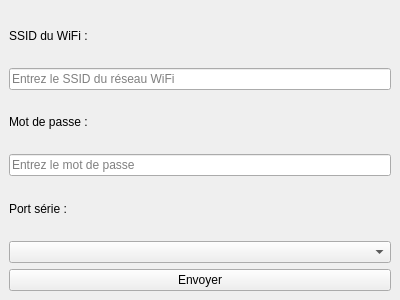
Old version of the form config_sonde/configwindow.ui in the repository ValDV/Projet_temperature_connectee.
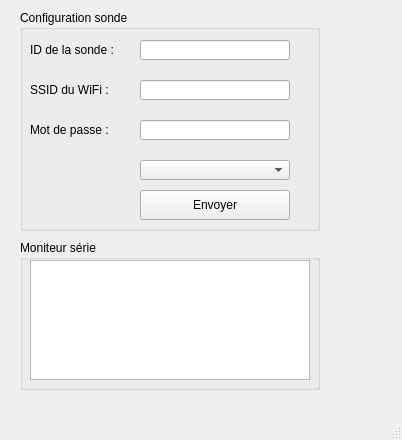
New version of the form.

Commit message: update sonde config

What changed in the file:
```diff
--- a/config_sonde/configwindow.ui
+++ b/config_sonde/configwindow.ui
@@ -6,65 +6,157 @@
    <rect>
     <x>0</x>
     <y>0</y>
-    <width>400</width>
-    <height>300</height>
+    <width>402</width>
+    <height>440</height>
    </rect>
   </property>
   <property name="windowTitle">
    <string>Configurer la Sonde</string>
   </property>
   <widget class="QWidget" name="centralwidget">
-   <layout class="QVBoxLayout" name="verticalLayout">
-    <item>
-     <widget class="QLabel" name="label_ssid">
+   <widget class="QGroupBox" name="groupBox">
+    <property name="geometry">
+     <rect>
+      <x>20</x>
+      <y>10</y>
+      <width>300</width>
+      <height>221</height>
+     </rect>
+    </property>
+    <property name="title">
+     <string>Configuration sonde</string>
+    </property>
+    <widget class="QLabel" name="label">
+     <property name="geometry">
+      <rect>
+       <x>10</x>
+       <y>30</y>
+       <width>100</width>
+       <height>20</height>
+      </rect>
+     </property>
+     <property name="text">
+      <string>ID de la sonde :</string>
+     </property>
+    </widget>
+    <widget class="QLineEdit" name="idLineEdit">
+     <property name="geometry">
+      <rect>
+       <x>120</x>
+       <y>30</y>
+       <width>150</width>
+       <height>20</height>
+      </rect>
+     </property>
+    </widget>
+    <widget class="QLabel" name="label_3">
+     <property name="geometry">
+      <rect>
+       <x>10</x>
+       <y>70</y>
+       <width>100</width>
+       <height>20</height>
+      </rect>
+     </property>
       <property name="text">
        <string>SSID du WiFi :</string>
       </property>
      </widget>
-    </item>
-    <item>
      <widget class="QLineEdit" name="ssidLineEdit">
-      <property name="placeholderText">
-       <string>Entrez le SSID du réseau WiFi</string>
-      </property>
-     </widget>
-    </item>
-    <item>
-     <widget class="QLabel" name="label_password">
+     <property name="geometry">
+      <rect>
+       <x>120</x>
+       <y>70</y>
+       <width>150</width>
+       <height>20</height>
+      </rect>
+     </property>
+    </widget>
+    <widget class="QLabel" name="label_4">
+     <property name="geometry">
+      <rect>
+       <x>10</x>
+       <y>110</y>
+       <width>100</width>
+       <height>20</height>
+      </rect>
+     </property>
       <property name="text">
        <string>Mot de passe :</string>
       </property>
      </widget>
-    </item>
-    <item>
      <widget class="QLineEdit" name="passwordLineEdit">
+     <property name="geometry">
+      <rect>
+       <x>120</x>
+       <y>110</y>
+       <width>150</width>
+       <height>20</height>
+      </rect>
+     </property>
       <property name="echoMode">
        <enum>QLineEdit::Password</enum>
       </property>
-      <property name="placeholderText">
-       <string>Entrez le mot de passe</string>
-      </property>
-     </widget>
-    </item>
-    <item>
-     <widget class="QLabel" name="label_port">
-      <property name="text">
-       <string>Port série :</string>
-      </property>
-     </widget>
-    </item>
-    <item>
-     <widget class="QComboBox" name="portComboBox"/>
-    </item>
-    <item>
+    </widget>
+    <widget class="QComboBox" name="portComboBox">
+     <property name="geometry">
+      <rect>
+       <x>120</x>
+       <y>150</y>
+       <width>150</width>
+       <height>20</height>
+      </rect>
+     </property>
+    </widget>
      <widget class="QPushButton" name="sendButton">
+     <property name="geometry">
+      <rect>
+       <x>120</x>
+       <y>180</y>
+       <width>150</width>
+       <height>30</height>
+      </rect>
+     </property>
       <property name="text">
        <string>Envoyer</string>
       </property>
      </widget>
-    </item>
-   </layout>
-  </widget>
+   </widget>
+   <widget class="QGroupBox" name="groupBox_2">
+    <property name="geometry">
+     <rect>
+      <x>20</x>
+      <y>240</y>
+      <width>300</width>
+      <height>150</height>
+     </rect>
+    </property>
+    <property name="title">
+     <string>Moniteur série</string>
+    </property>
+    <widget class="QTextEdit" name="logTextEdit">
+     <property name="geometry">
+      <rect>
+       <x>10</x>
+       <y>20</y>
+       <width>280</width>
+       <height>120</height>
+      </rect>
+     </property>
+    </widget>
+   </widget>
+  </widget>
+  <widget class="QMenuBar" name="menubar">
+   <property name="geometry">
+    <rect>
+     <x>0</x>
+     <y>0</y>
+     <width>402</width>
+     <height>21</height>
+    </rect>
+   </property>
+  </widget>
+  <widget class="QStatusBar" name="statusbar"/>
  </widget>
  <resources/>
  <connections/>
```
Left out of the diff: 2 changed lines with no effect on the pictures. Lines whose indentation alone changed are shown as unchanged. The commit also changes 5 other files.
